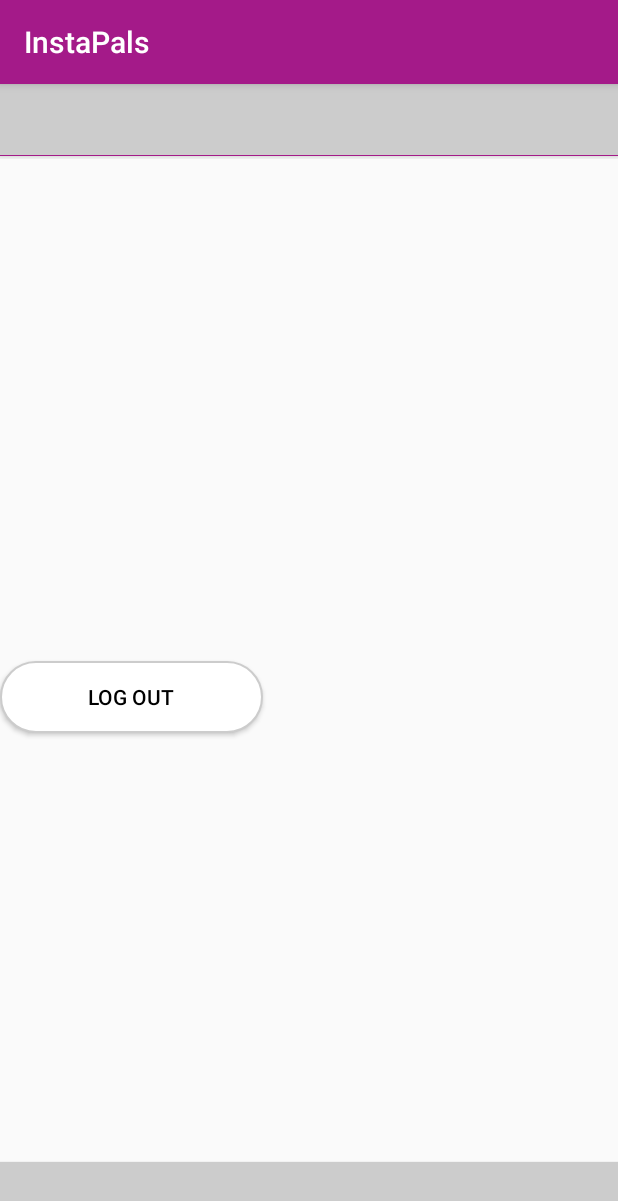
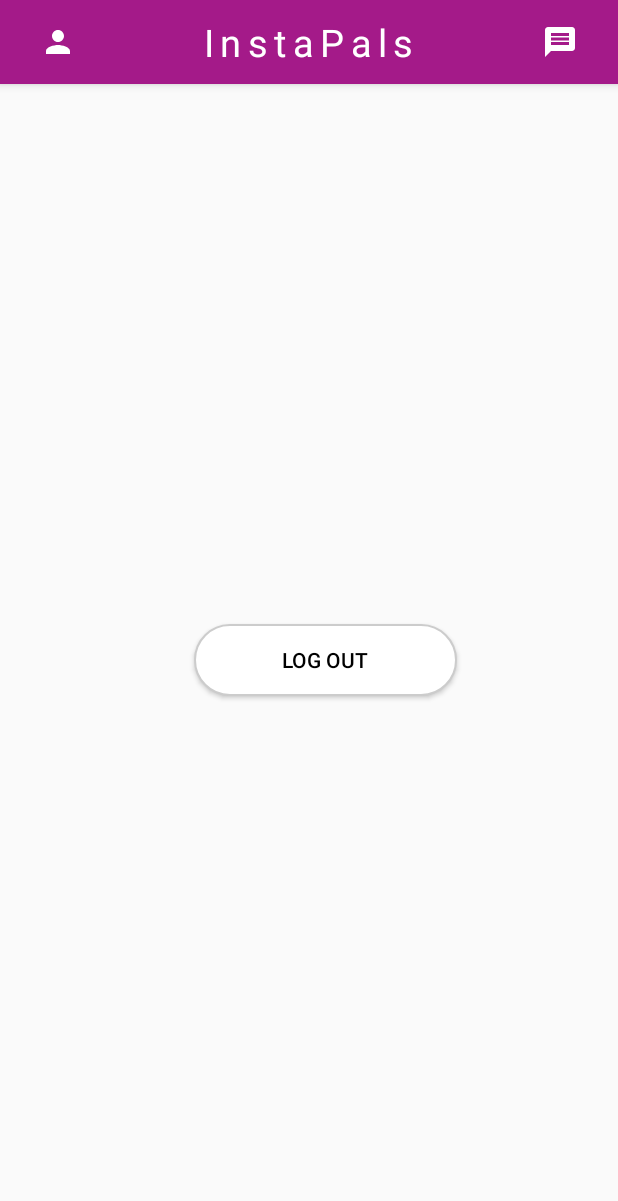
Before and after one commit to DonBoscoMushi/InstaPals, an Android app: the Home screen opened directly, with no data from a screen before it, on a phone screen of 412 x 824 dp. Shown: the top 1201 px of the screen. Run offline under Robolectric (Android 15) with nearby library versions, the phone set to English and light mode, and no system bars.

Commit message:
Home top bar is fixed

```diff
--- a/app/src/main/java/com/donnicholaus/instapals/Login.java
+++ b/app/src/main/java/com/donnicholaus/instapals/Login.java
@@ -25,7 +25,7 @@ public class Login extends AppCompatActivity {
         super.onCreate(savedInstanceState);
         setContentView(R.layout.activity_login);
         Objects.requireNonNull(getSupportActionBar()).setDisplayOptions(ActionBar.DISPLAY_SHOW_CUSTOM);
-        getSupportActionBar().setCustomView(R.layout.appbar_layout);
+        getSupportActionBar().setCustomView(R.layout.appbar_login);
 
         SetupParseUser();
 
@@ -44,6 +44,7 @@ public class Login extends AppCompatActivity {
                 startActivity(intent);
             }
         });
+
 
         //Initialize the login button, And all Other fields
         Button loginBtn = findViewById(R.id.btnLogin);
--- a/app/src/main/java/com/donnicholaus/instapals/home/Home.java
+++ b/app/src/main/java/com/donnicholaus/instapals/home/Home.java
@@ -1,16 +1,22 @@
 package com.donnicholaus.instapals.home;
 
+import androidx.appcompat.app.ActionBar;
 import androidx.appcompat.app.AppCompatActivity;
 
 import android.content.Intent;
 import android.os.Bundle;
 import android.view.View;
 import android.widget.Button;
-import android.widget.EditText;
+import android.widget.ImageButton;
+import android.widget.TextView;
+import android.widget.Toast;
 
 import com.donnicholaus.instapals.Login;
 import com.donnicholaus.instapals.R;
+import com.google.android.material.snackbar.Snackbar;
 import com.parse.ParseUser;
+
+import java.util.Objects;
 
 public class Home extends AppCompatActivity {
 
@@ -18,6 +24,9 @@ public class Home extends AppCompatActivity {
     protected void onCreate(Bundle savedInstanceState) {
         super.onCreate(savedInstanceState);
         setContentView(R.layout.activity_home);
+
+        Objects.requireNonNull(getSupportActionBar()).setDisplayOptions(ActionBar.DISPLAY_SHOW_CUSTOM);
+        getSupportActionBar().setCustomView(R.layout.appbar_layout);
 
         Button logoutBtn = findViewById(R.id.btnLogout);
         logoutBtn.setOnClickListener(new View.OnClickListener() {
@@ -29,5 +38,26 @@ public class Home extends AppCompatActivity {
                 finish();
             }
         });
+
+        ImageButton icon_profile = findViewById(R.id.icon_profile);
+        ImageButton icon_message = findViewById(R.id.action_message);
+        TextView appName = findViewById(R.id.appBatTitleText);
+
+        icon_message.setOnClickListener(new View.OnClickListener() {
+            @Override
+            public void onClick(View view) {
+                Toast.makeText(getApplicationContext(), "Inafanya kazi", Toast.LENGTH_SHORT).show();
+            }
+        });
+
+        icon_profile.setOnClickListener(new View.OnClickListener() {
+            @Override
+            public void onClick(View view) {
+                Snackbar.make(view, "You are really a man", Snackbar.LENGTH_LONG)
+                        .setAction("Action", null).show();
+            }
+        });
+
     }
+
 }
--- /dev/null
+++ b/app/src/main/res/drawable/ic_baseline_message_24.xml
@@ -0,0 +1,10 @@
+<vector xmlns:android="http://schemas.android.com/apk/res/android"
+    android:width="24dp"
+    android:height="24dp"
+    android:viewportWidth="24"
+    android:viewportHeight="24"
+    android:tint="?attr/colorControlNormal">
+  <path
+      android:fillColor="@android:color/white"
+      android:pathData="M20,2L4,2c-1.1,0 -1.99,0.9 -1.99,2L2,22l4,-4h14c1.1,0 2,-0.9 2,-2L22,4c0,-1.1 -0.9,-2 -2,-2zM18,14L6,14v-2h12v2zM18,11L6,11L6,9h12v2zM18,8L6,8L6,6h12v2z"/>
+</vector>
--- /dev/null
+++ b/app/src/main/res/drawable/ic_baseline_person_24.xml
@@ -0,0 +1,10 @@
+<vector xmlns:android="http://schemas.android.com/apk/res/android"
+    android:width="24dp"
+    android:height="24dp"
+    android:viewportWidth="24"
+    android:viewportHeight="24"
+    android:tint="?attr/colorControlNormal">
+  <path
+      android:fillColor="@android:color/white"
+      android:pathData="M12,12c2.21,0 4,-1.79 4,-4s-1.79,-4 -4,-4 -4,1.79 -4,4 1.79,4 4,4zM12,14c-2.67,0 -8,1.34 -8,4v2h16v-2c0,-2.66 -5.33,-4 -8,-4z"/>
+</vector>
--- a/app/src/main/res/layout/activity_home.xml
+++ b/app/src/main/res/layout/activity_home.xml
@@ -7,28 +7,10 @@
         android:layout_height="match_parent"
         tools:context=".home.Home">
 
-        <FrameLayout
-            android:layout_width="match_parent"
-            android:layout_height="match_parent"
-            android:id="@+id/container">
-
-        </FrameLayout>
-
         <RelativeLayout
             android:layout_width="match_parent"
             android:layout_height="match_parent"
             android:id="@+id/relLayoutParent">
-
-
-            <!-- top toolbar -->
-            <RelativeLayout
-                android:layout_width="match_parent"
-                android:layout_height="wrap_content"
-                android:id="@+id/relLayout1">
-
-                <include layout="@layout/layout_top_tabs"/>
-
-            </RelativeLayout>
 
             <!-- Middle section (body) -->
             <RelativeLayout
@@ -44,8 +26,10 @@
                     android:id="@+id/btnLogout"
                     android:layout_width="175dp"
                     android:layout_height="wrap_content"
+                    android:layout_alignParentEnd="true"
                     android:layout_centerVertical="true"
                     android:layout_marginTop="17dp"
+                    android:layout_marginEnd="107dp"
                     android:background="@drawable/white_rounded_button"
                     android:text="Log Out"
                     android:textColor="#000" />
@@ -54,10 +38,6 @@
             </RelativeLayout>
 
 
-            <!-- bottom navigation -->
-            <include layout="@layout/layout_bottom_navigation_view"/>
-
-
         </RelativeLayout>
 
     </androidx.coordinatorlayout.widget.CoordinatorLayout>
--- a/app/src/main/res/layout/appbar_layout.xml
+++ b/app/src/main/res/layout/appbar_layout.xml
@@ -1,19 +1,37 @@
-<?xml version="1.0" encoding="utf-8"?>
-<LinearLayout xmlns:android="http://schemas.android.com/apk/res/android"
-    android:layout_width="wrap_content"
-    android:layout_height="wrap_content"
-    android:layout_gravity="center"
-    android:orientation="vertical">
+<androidx.appcompat.widget.Toolbar
+    android:id="@+id/toolbar"
+    android:layout_width="match_parent"
+    android:layout_height="?attr/actionBarSize"
+    app:contentInsetStart="0dp"
+    app:contentInsetEnd="0dp"
+    android:background="@color/colorPrimary"
+    app:popupTheme="@style/AppTheme.PopupOverlay"
+    xmlns:android="http://schemas.android.com/apk/res/android"
+    xmlns:app="http://schemas.android.com/apk/res-auto">
 
-    <com.google.android.material.textview.MaterialTextView
-        android:id="@+id/appBarTitle"
-        style="@style/TextAppearance.AppCompat.Widget.ActionBar.Title"
+    <ImageButton
+        android:id="@+id/icon_profile"
+        style="@style/Widget.AppCompat.Button.Borderless"
+        android:layout_width="45dp"
+        android:layout_height="45dp"
+        android:src="@drawable/ic_baseline_person_24" />
+
+    <TextView
+        android:id="@+id/appBatTitleText"
+        android:layout_height="wrap_content"
         android:layout_width="wrap_content"
-        android:layout_height="wrap_content"
         android:text="@string/app_name"
+        android:layout_gravity="center"
         android:letterSpacing="0.17"
-        android:textSize="25dp"
-        android:gravity="center"
-        android:textColor="#fff" />
+        android:textSize="25sp"
+        android:textColor="#fff"/>
 
-</LinearLayout>
+    <ImageButton
+        android:id="@+id/action_message"
+        style="@style/Widget.AppCompat.Button.Borderless"
+        android:layout_height="45dp"
+        android:layout_width="45dp"
+        android:layout_gravity="end"
+        android:src="@drawable/ic_baseline_message_24" />
+
+</androidx.appcompat.widget.Toolbar>
--- a/app/src/main/res/layout/layout_bottom_navigation_view.xml
+++ /dev/null
@@ -1,22 +0,0 @@
-<merge xmlns:android="http://schemas.android.com/apk/res/android"
-    xmlns:app="http://schemas.android.com/apk/res-auto"
-    xmlns:aandroid="http://schemas.android.com/tools">
-
-    <RelativeLayout
-        android:layout_width="match_parent"
-        android:layout_height="50dp"
-        android:layout_alignParentBottom="true">
-
-        <com.google.android.material.bottomnavigation.BottomNavigationView
-            android:layout_width="match_parent"
-            android:layout_height="match_parent"
-            android:id="@+id/bottomNavViewBar"
-            android:background="@drawable/white_grey_border_top">
-
-        </com.google.android.material.bottomnavigation.BottomNavigationView>
-
-    </RelativeLayout>
-
-
-
-</merge>
--- a/app/src/main/res/layout/layout_top_tabs.xml
+++ /dev/null
@@ -1,27 +0,0 @@
-<merge xmlns:android="http://schemas.android.com/apk/res/android">
-
-    <RelativeLayout
-        android:layout_width="match_parent"
-        android:layout_height="50dp"
-        android:layout_alignParentTop="true">
-
-        <com.google.android.material.appbar.AppBarLayout
-            android:layout_width="match_parent"
-            android:layout_height="wrap_content">
-
-            <com.google.android.material.tabs.TabLayout
-                android:layout_width="match_parent"
-                android:layout_height="wrap_content"
-                android:id="@+id/tabs"
-                android:background="@drawable/white_grey_border_bottom">
-
-
-            </com.google.android.material.tabs.TabLayout>
-
-        </com.google.android.material.appbar.AppBarLayout>
-
-    </RelativeLayout>
-
-
-
-</merge>
```
Also changed, not shown: app/src/main/java/com/donnicholaus/instapals/ProgressButton.java (added, +40 -0 lines), app/src/main/java/com/donnicholaus/instapals/Register.java (+19 -0 lines), app/src/main/res/drawable/ic_baseline_settings_24.xml (added, +10 -0 lines), app/src/main/res/layout/appbar_login.xml (added, +19 -0 lines), app/src/main/res/layout/progress_button.xml (added, +55 -0 lines), app/src/main/res/menu/main_menu.xml (added, +11 -0 lines), app/src/main/res/values/styles.xml (+7 -0 lines).
